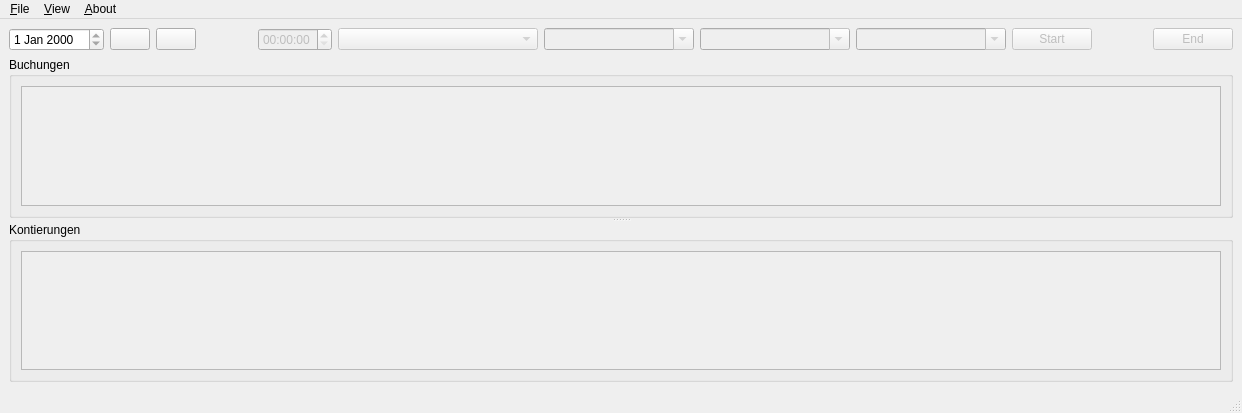
Qt form mainwindow.ui (qohelet/QtZeiterfassung) before a commit.
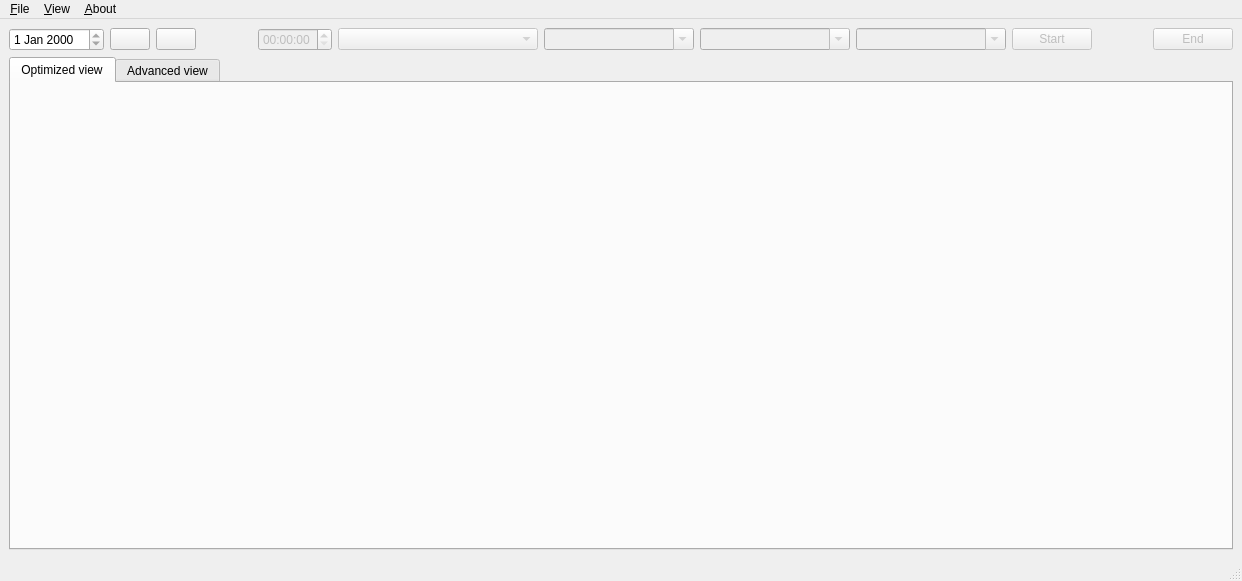
The same form after that commit. Icons and pictures are not drawn.

The edit to the form file:
```diff
--- a/mainwindow.ui
+++ b/mainwindow.ui
@@ -7,7 +7,7 @@
     <x>0</x>
     <y>0</y>
     <width>1242</width>
-    <height>413</height>
+    <height>581</height>
    </rect>
   </property>
   <property name="windowTitle">
@@ -172,10 +172,22 @@
      </layout>
     </item>
     <item>
+     <widget class="QTabWidget" name="tabWidget">
+      <property name="currentIndex">
+       <number>0</number>
+      </property>
+      <widget class="QWidget" name="tab">
+       <attribute name="title">
+        <string>Optimized view</string>
+       </attribute>
+      </widget>
      <widget class="QSplitter" name="splitter">
       <property name="orientation">
        <enum>Qt::Vertical</enum>
       </property>
+       <attribute name="title">
+        <string>Advanced view</string>
+       </attribute>
       <widget class="QGroupBox" name="groupBoxBuchungen">
        <property name="title">
         <string>Buchungen</string>
@@ -209,6 +221,7 @@
          </widget>
         </item>
        </layout>
+       </widget>
       </widget>
      </widget>
     </item>
```
Lines whose indentation alone changed are shown as unchanged.
